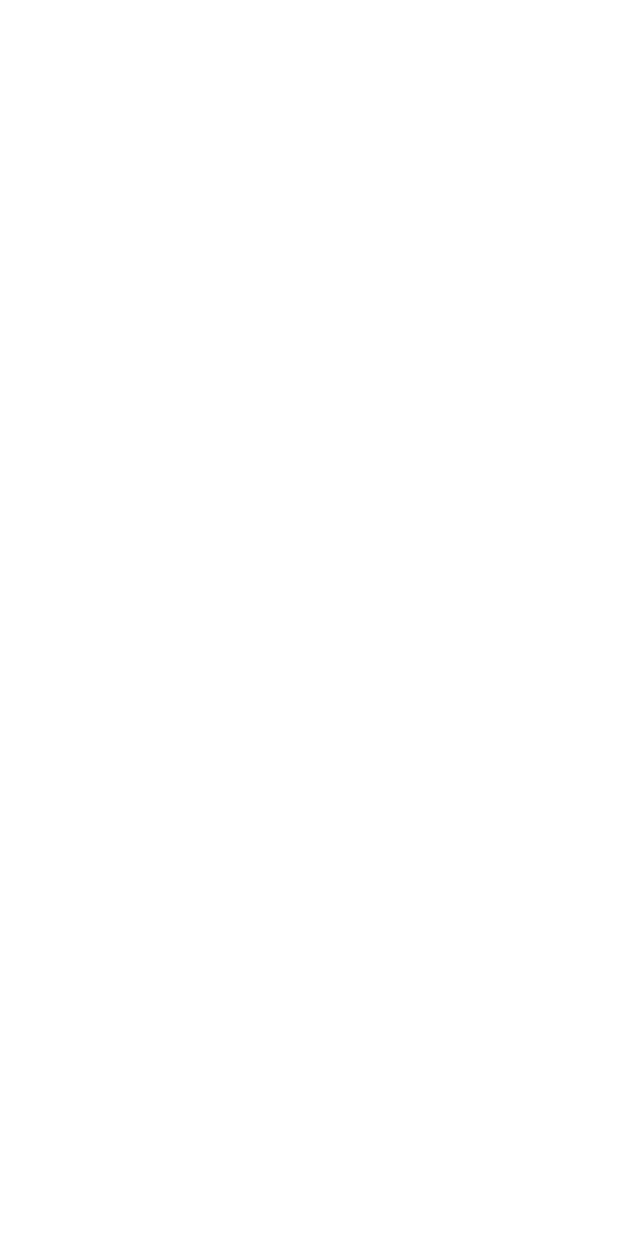
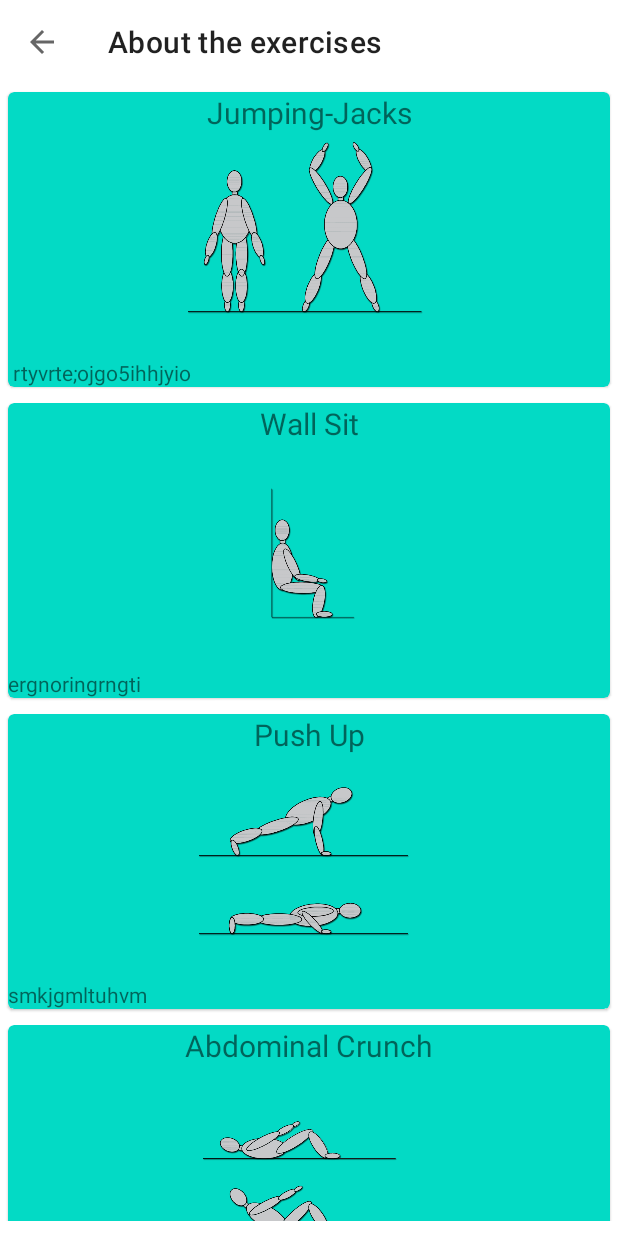
Before and after one commit to Samarth-Natrajan/7MinuteWorkout_App, an Android app: the AboutExercisesActivity screen opened directly, with no data from a screen before it, on a phone screen of 412 x 824 dp. Before the commit the screen is empty. Run offline under Robolectric (Android 15) with nearby library versions, the phone set to English and light mode, and no system bars.

Commit message:
aboutexercise page almost complete

```diff
--- a/app/src/main/java/com/example/a7minuteworkoutapp/AboutAdapter.kt
+++ b/app/src/main/java/com/example/a7minuteworkoutapp/AboutAdapter.kt
@@ -1,4 +1,32 @@
 package com.example.a7minuteworkoutapp
+
+import android.content.ClipData
+import android.view.LayoutInflater
+import android.view.ViewGroup
+import androidx.recyclerview.widget.RecyclerView
+import com.example.a7minuteworkoutapp.databinding.ActivityAboutExercisesBinding
+import com.example.a7minuteworkoutapp.databinding.ItemAboutExerciseBinding
+
 //TODO implement adapter class
-class AboutAdapter {
+class AboutAdapter(val aboutExerciseList:List<AboutExercise>):RecyclerView.Adapter<AboutAdapter.AboutExerciseViewHolder>() {
+    inner class AboutExerciseViewHolder(val itemBinding:ItemAboutExerciseBinding):RecyclerView.ViewHolder(itemBinding.root){
+        fun bindItem(aboutExercise: AboutExercise){
+            itemBinding.tvAboutExercise.text = aboutExercise.aboutText
+            itemBinding.ExerciseName.text = aboutExercise.exerciseName
+            itemBinding.ExercisePic.setImageResource(aboutExercise.image)
+        }
+    }
+
+    override fun onCreateViewHolder(parent: ViewGroup, viewType: Int): AboutExerciseViewHolder {
+        return AboutExerciseViewHolder(ItemAboutExerciseBinding.inflate(LayoutInflater.from(parent.context),parent,false))
+    }
+
+    override fun getItemCount(): Int {
+        return aboutExerciseList.size
+    }
+
+    override fun onBindViewHolder(holder: AboutExerciseViewHolder, position: Int) {
+        val abtExercise = aboutExerciseList[position]
+        holder.bindItem(abtExercise)
+    }
 }
--- a/app/src/main/java/com/example/a7minuteworkoutapp/AboutExercisesActivity.kt
+++ b/app/src/main/java/com/example/a7minuteworkoutapp/AboutExercisesActivity.kt
@@ -2,10 +2,33 @@ package com.example.a7minuteworkoutapp
 
 import androidx.appcompat.app.AppCompatActivity
 import android.os.Bundle
+import androidx.recyclerview.widget.LinearLayoutManager
+import com.example.a7minuteworkoutapp.databinding.ActivityAboutExercisesBinding
 
 class AboutExercisesActivity : AppCompatActivity() {
+    private var binding:ActivityAboutExercisesBinding? = null
     override fun onCreate(savedInstanceState: Bundle?) {
         super.onCreate(savedInstanceState)
-        setContentView(R.layout.activity_about_exercises)
+        binding = ActivityAboutExercisesBinding.inflate(layoutInflater)
+        setContentView(binding?.root)
+        setSupportActionBar(binding?.toolbarAboutExercise)
+        if(supportActionBar!=null){
+            supportActionBar?.setDisplayHomeAsUpEnabled(true)
+            supportActionBar?.title = "About the exercises"
+        }
+        binding?.toolbarAboutExercise?.setNavigationOnClickListener{
+            onBackPressedDispatcher.onBackPressed()
+        }
+        val adapter = AboutAdapter(AboutList.aboutList)
+        binding?.aboutExerciseRv?.adapter = adapter
+        binding?.aboutExerciseRv?.layoutManager = LinearLayoutManager(this,LinearLayoutManager.VERTICAL,false)
+
+
+
+    }
+
+    override fun onDestroy() {
+        super.onDestroy()
+        binding = null
     }
 }
--- a/app/src/main/java/com/example/a7minuteworkoutapp/AboutList.kt
+++ b/app/src/main/java/com/example/a7minuteworkoutapp/AboutList.kt
@@ -2,7 +2,10 @@ package com.example.a7minuteworkoutapp
 
 object AboutList {
     val aboutList = listOf<AboutExercise>(
-        AboutExercise("Jumping-Jacks",R.drawable.ic_jumping_jacks," ")
-    //TODO add all other exercises with how to do the exercise
+        AboutExercise("Jumping-Jacks",R.drawable.ic_jumping_jacks," rtyvrte;ojgo5ihhjyio"),
+        AboutExercise("Wall Sit",R.drawable.ic_wall_sit,"ergnoringrngti"),
+        AboutExercise("Push Up",R.drawable.ic_push_up,"smkjgmltuhvm"),
+        AboutExercise("Abdominal Crunch",R.drawable.ic_abdominal_crunch,"ihgeigoetjg"),
+        AboutExercise("Abdominal Crunch",R.drawable.ic_abdominal_crunch,"ihgeigoetjg")
     )
 }
--- a/app/src/main/res/layout/activity_about_exercises.xml
+++ b/app/src/main/res/layout/activity_about_exercises.xml
@@ -1,26 +1,25 @@
 <?xml version="1.0" encoding="utf-8"?>
-<androidx.constraintlayout.widget.ConstraintLayout xmlns:android="http://schemas.android.com/apk/res/android"
+<LinearLayout xmlns:android="http://schemas.android.com/apk/res/android"
     xmlns:app="http://schemas.android.com/apk/res-auto"
     xmlns:tools="http://schemas.android.com/tools"
     android:layout_width="match_parent"
     android:layout_height="match_parent"
+    android:orientation="vertical"
     tools:context=".AboutExercisesActivity">
     <androidx.appcompat.widget.Toolbar
         android:id="@+id/toolbar_about_exercise"
         android:layout_width="match_parent"
         android:layout_height="?android:actionBarSize"
-        app:layout_constraintTop_toTopOf="parent"
-        app:layout_constraintBottom_toTopOf="@id/aboutExerciseRv"/>
+        />
 
     <androidx.recyclerview.widget.RecyclerView
+        android:layout_marginBottom="10dp"
         android:id="@+id/aboutExerciseRv"
         android:layout_width="match_parent"
         android:layout_height="wrap_content"
         tools:listitem="@layout/item_about_exercise"
         app:layoutManager="androidx.recyclerview.widget.LinearLayoutManager"
-        app:layout_constraintTop_toBottomOf="@id/toolbar_about_exercise"
-        app:layout_constraintRight_toRightOf="parent"
-        app:layout_constraintLeft_toLeftOf="parent"
+
         />
 
-</androidx.constraintlayout.widget.ConstraintLayout>
+</LinearLayout>
--- a/app/src/main/res/layout/item_about_exercise.xml
+++ b/app/src/main/res/layout/item_about_exercise.xml
@@ -1,7 +1,7 @@
 <?xml version="1.0" encoding="utf-8"?>
 <LinearLayout xmlns:android="http://schemas.android.com/apk/res/android"
     android:layout_width="match_parent"
-    android:layout_height="match_parent"
+    android:layout_height="wrap_content"
     android:orientation="vertical"
     xmlns:tools="http://schemas.android.com/tools"
     xmlns:app="http://schemas.android.com/apk/res-auto">
@@ -11,29 +11,31 @@
             android:layout_width="match_parent"
             android:layout_height="wrap_content"
             android:elevation="5dp"
+            android:backgroundTint="@color/teal_200"
+            android:layout_margin="5dp"
             >
         <LinearLayout
             android:layout_width="match_parent"
             android:layout_height="wrap_content"
             android:orientation="vertical">
             <TextView
+                android:id="@+id/ExerciseName"
                 tools:text="Exercise Name"
                 android:textSize="20sp"
                 android:gravity="center"
                 android:layout_width="match_parent"
                 android:layout_height="wrap_content"/>
             <ImageView
+                android:id="@+id/ExercisePic"
                 android:layout_width="match_parent"
                 android:layout_height="150dp"
                 android:src="@drawable/ic_jumping_jacks"/>
             <TextView
+                android:id="@+id/tvAboutExercise"
                 android:layout_width="match_parent"
                 android:layout_height="wrap_content"
                 tools:text="lknfsljgleirnglgblkeajbrklgbrgcnrekufnciaucgoruegtnlcagfucnineseriucgnieangriuncggercnhgeruigmerucmiencuncieruuevnreiugncieugnceiucmigumigeur"/>
         </LinearLayout>
-
-
-
         </com.google.android.material.card.MaterialCardView>
 
 
```
